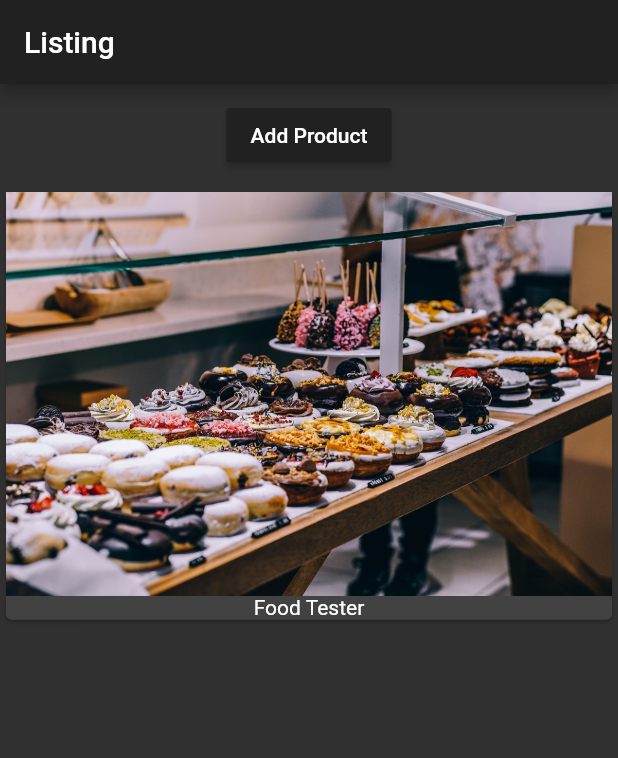
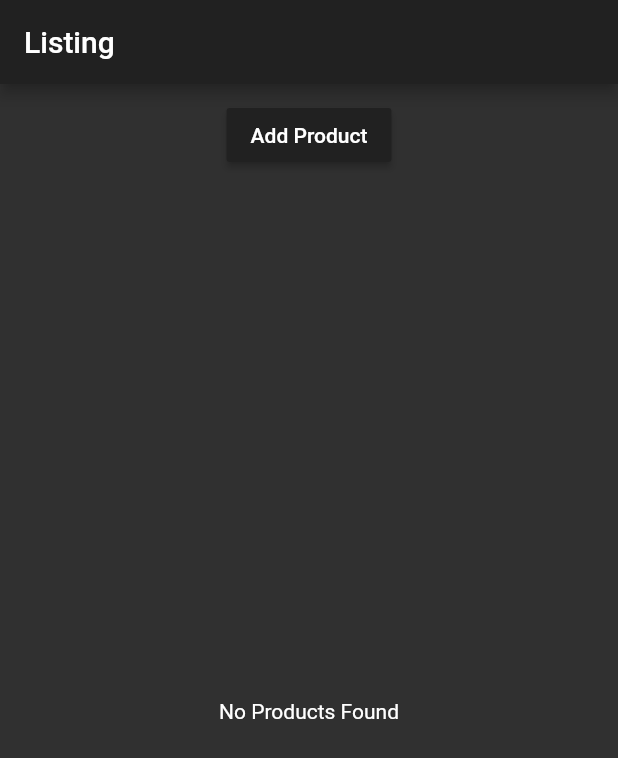
Before and after one commit to vijay0405/flutter_listing_codeAlong, a Flutter app: the screen it shows after launch, on a phone screen of 412 x 824 dp. Shown: the top 758 px of the screen. Run offline on Flutter 3.47's test engine with Material 2 defaults, Android fonts, the phone set to English and light mode, and no system bars.

Commit message:
check for initial products before building productCards, code refactoring

```diff
--- a/lib/main.dart
+++ b/lib/main.dart
@@ -20,7 +20,7 @@ class Myapp extends StatelessWidget {
           appBar: AppBar(
             title: Text("Listing"),
           ),
-          body: ProductManager('Food Tester')),
+          body: ProductManager()),
     );
   }
 }
--- a/lib/product_manager.dart
+++ b/lib/product_manager.dart
@@ -6,7 +6,7 @@ import './product_control.dart';
 class ProductManager extends StatefulWidget {
   final String StartingProduct;
 
-  ProductManager(this.StartingProduct);
+  ProductManager({this.StartingProduct});
 
   @override
   State<StatefulWidget> createState() {
@@ -21,7 +21,9 @@ class _productManagerState extends State<ProductManager> {
   @override
   void initState() {
     super.initState();
+    if(widget.StartingProduct != null) {
     _items.add(widget.StartingProduct);
+    }
   }
 
   @override
--- a/lib/products.dart
+++ b/lib/products.dart
@@ -17,12 +17,19 @@ class Products extends StatelessWidget {
               );
   }
 
+  Widget _buildProductList() {
+    Widget productCard = Center(child: Text("No Products Found"));
+    if(items.length > 0){
+      productCard = ListView.builder(
+        itemBuilder: _buildProductItem,
+        itemCount: items.length,
+      );
+    }
+    return productCard;
+  }
+
   @override
   Widget build(BuildContext context) {
-    // TODO: implement build
-    return ListView.builder(
-      itemBuilder: _buildProductItem,
-      itemCount: items.length,
-    );
+    return _buildProductList();
   }
 }
```
